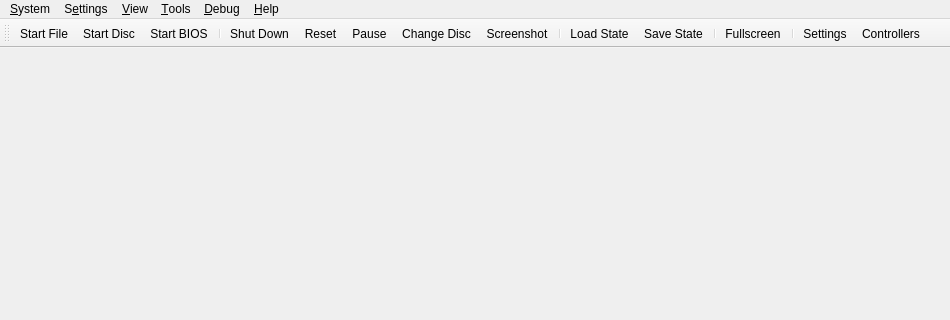
Qt form pcsx2-qt/MainWindow.ui (Ps2lover/pcsx2) before a commit; both pictures show x 0 to 950 and y 0 to 320 of the 950 by 640 pixel window.
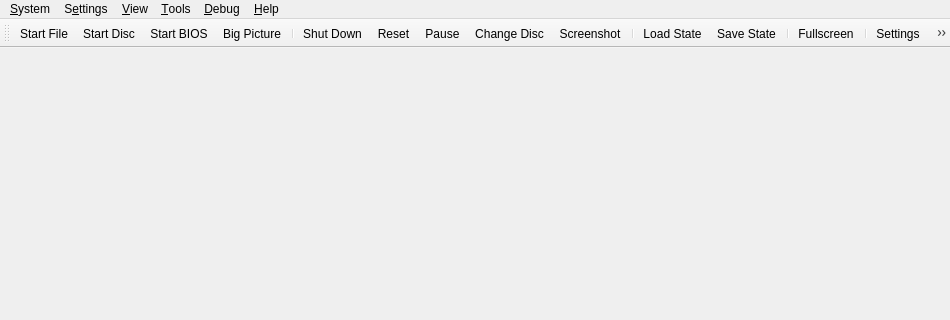
The same form after that commit. Icons and pictures are not drawn.

Patch:
```diff
--- a/pcsx2-qt/MainWindow.ui
+++ b/pcsx2-qt/MainWindow.ui
@@ -227,6 +227,7 @@
    <addaction name="actionStartFile"/>
    <addaction name="actionStartDisc"/>
    <addaction name="actionStartBios"/>
+   <addaction name="actionStartFullscreenUI2"/>
    <addaction name="separator"/>
    <addaction name="actionPowerOff"/>
    <addaction name="actionReset"/>
@@ -824,6 +825,15 @@
     <string>Start Big Picture Mode</string>
    </property>
   </action>
+  <action name="actionStartFullscreenUI2">
+   <property name="icon">
+    <iconset theme="tv-2-line">
+     <normaloff>.</normaloff>.</iconset>
+   </property>
+   <property name="text">
+    <string>Big Picture</string>
+   </property>
+  </action>
  </widget>
  <resources>
   <include location="resources/resources.qrc"/>
```
Left out of the diff: 22 changed lines with no effect on the pictures.
